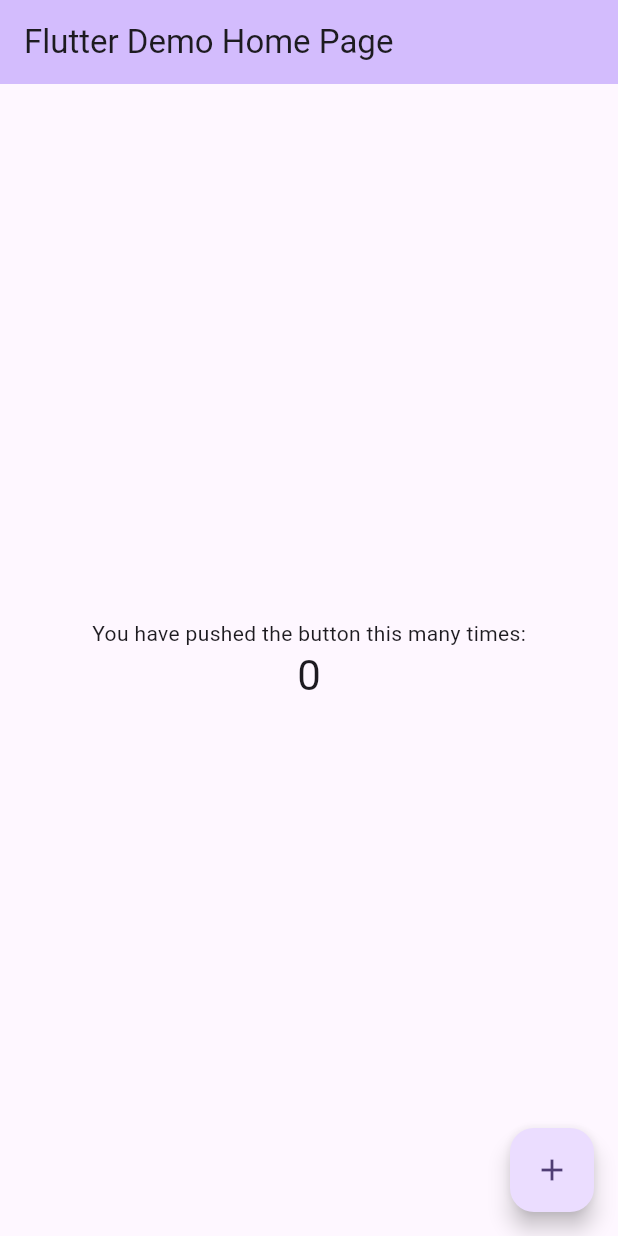
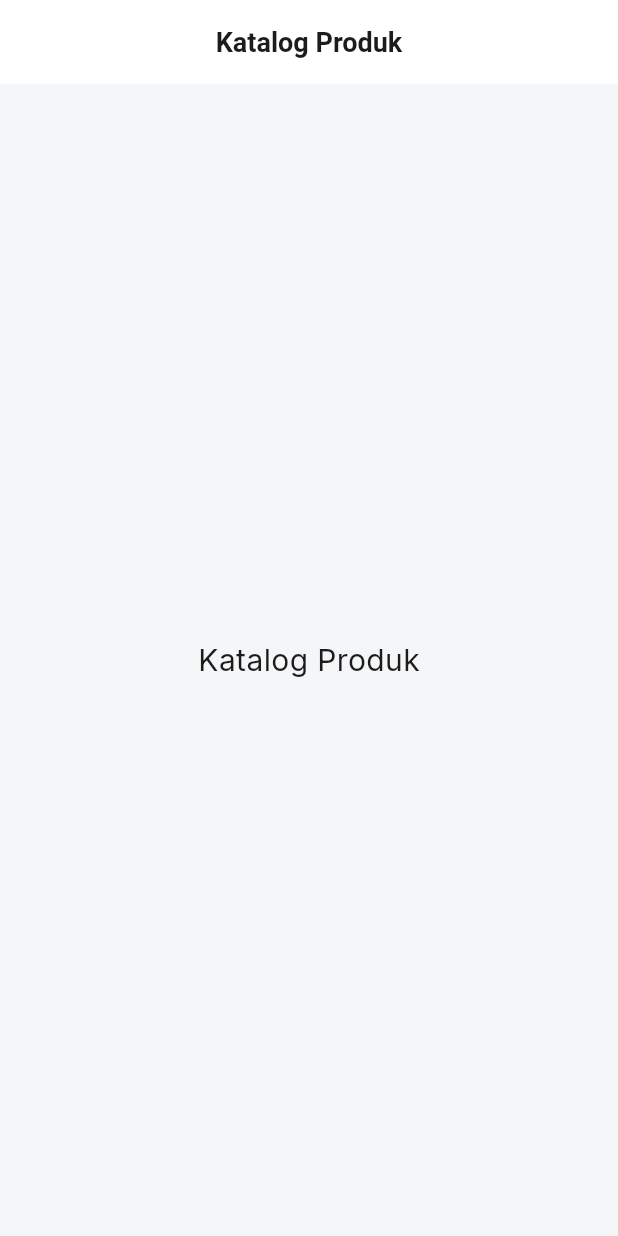
Before and after one commit to RozhakDev/VanqisFresh_Mobile, a Flutter app: the screen it shows after launch, on a phone screen of 412 x 824 dp. Run offline on Flutter 3.47's test engine with Material 3 defaults, Android fonts, the phone set to English and light mode, and no system bars; our stand-ins replace dio, flutter_dotenv, flutter_riverpod, go_router, google_fonts.

Commit message:
feat: implement core configuration and security

```diff
--- /dev/null
+++ b/lib/core/network/dio_client.dart
@@ -0,0 +1,46 @@
+import 'dart:io';
+import 'package:dio/dio.dart';
+import 'package:flutter_dotenv/flutter_dotenv.dart';
+import 'package:flutter_riverpod/flutter_riverpod.dart';
+
+final dioProvider = Provider<Dio>((ref) {
+  final baseUrl = dotenv.env['BASE_URL'] ?? '';
+
+  final dio = Dio(
+    BaseOptions(
+      baseUrl: baseUrl,
+      connectTimeout: const Duration(seconds: 30),
+      receiveTimeout: const Duration(seconds: 30),
+      headers: {
+        HttpHeaders.acceptHeader: 'application/json',
+        HttpHeaders.contentTypeHeader: 'application/json',
+      },
+    ),
+  );
+
+  dio.interceptors.add(
+    InterceptorsWrapper(
+      onRequest: (options, handler) {
+        return handler.next(options);
+      },
+      onResponse: (response, handler) {
+        return handler.next(response);
+      },
+      onError: (DioException e, handler) {
+        if (e.type == DioExceptionType.connectionTimeout ||
+            e.type == DioExceptionType.receiveTimeout) {
+
+        }
+        return handler.next(e);
+      },
+    ),
+  );
+
+  dio.interceptors.add(LogInterceptor(
+    requestBody: true,
+    responseBody: true,
+    logPrint: (obj) => print('🌐 API Log: $obj'),
+  ));
+
+  return dio;
+});
--- /dev/null
+++ b/lib/core/router/app_router.dart
@@ -0,0 +1,56 @@
+import 'package:flutter/material.dart';
+import 'package:flutter_riverpod/flutter_riverpod.dart';
+import 'package:go_router/go_router.dart';
+
+final appRouterProvider = Provider<GoRouter>((ref) {
+  return GoRouter(
+    initialLocation: '/',
+    debugLogDiagnostics: true,
+    routes: [
+      GoRoute(
+        path: '/',
+        name: 'home',
+        builder: (context, state) => const _PlaceholderScreen('Katalog Produk'),
+      ),
+      GoRoute(
+        path: '/product/:id',
+        name: 'product_detail',
+        builder: (context, state) {
+          final id = state.pathParameters['id'];
+          return _PlaceholderScreen('Detail Produk $id');
+        },
+      ),
+      GoRoute(
+        path: '/cart',
+        name: 'cart',
+        builder: (context, state) => const _PlaceholderScreen('Keranjang Belanja'),
+      ),
+      GoRoute(
+        path: '/checkout',
+        name: 'checkout',
+        builder: (context, state) => const _PlaceholderScreen('Checkout'),
+      ),
+      GoRoute(
+        path: '/upload-proof/:id',
+        name: 'upload_proof',
+        builder: (context, state) {
+          final id = state.pathParameters['id'];
+          return _PlaceholderScreen('Upload Bukti Order: $id');
+        },
+      ),
+    ],
+  );
+});
+
+class _PlaceholderScreen extends StatelessWidget {
+  final String title;
+  const _PlaceholderScreen(this.title);
+
+  @override
+  Widget build(BuildContext context) {
+    return Scaffold(
+      appBar: AppBar(title: Text(title)),
+      body: Center(child: Text(title, style: const TextStyle(fontSize: 20))),
+    );
+  }
+}
--- /dev/null
+++ b/lib/core/theme/app_theme.dart
@@ -0,0 +1,53 @@
+import 'package:flutter/material.dart';
+import 'package:google_fonts/google_fonts.dart';
+
+class AppColors {
+  static const Color primary = Color(0xFF00B14F);
+  static const Color primaryDark = Color(0xFF008C3E);
+  static const Color background = Color(0xFFF5F6F8);
+  static const Color surface = Colors.white;
+  static const Color textPrimary = Color(0xFF1C1C1C);
+  static const Color textSecondary = Color(0xFF757575);
+  static const Color error = Color(0xFFE53935);
+  static const Color border = Color(0xFFE0E0E0);
+}
+
+class AppTheme {
+  static ThemeData get lightTheme {
+    return ThemeData(
+      scaffoldBackgroundColor: AppColors.background,
+      primaryColor: AppColors.primary,
+      colorScheme: const ColorScheme.light(
+        primary: AppColors.primary,
+        error: AppColors.error,
+        surface: AppColors.surface,
+      ),
+      textTheme: GoogleFonts.interTextTheme().apply(
+        bodyColor: AppColors.textPrimary,
+        displayColor: AppColors.textPrimary,
+      ),
+      appBarTheme: const AppBarTheme(
+        backgroundColor: AppColors.surface,
+        elevation: 0,
+        centerTitle: true,
+        iconTheme: IconThemeData(color: AppColors.textPrimary),
+        titleTextStyle: TextStyle(
+          color: AppColors.textPrimary,
+          fontSize: 18,
+          fontWeight: FontWeight.w600,
+        ),
+      ),
+      elevatedButtonTheme: ElevatedButtonThemeData(
+        style: ElevatedButton.styleFrom(
+          backgroundColor: AppColors.primary,
+          foregroundColor: Colors.white,
+          elevation: 0,
+          shape: RoundedRectangleBorder(
+            borderRadius: BorderRadius.circular(8),
+          ),
+          textStyle: const TextStyle(fontWeight: FontWeight.w600),
+        ),
+      ),
+    );
+  }
+}
--- a/lib/main.dart
+++ b/lib/main.dart
@@ -1,122 +1,34 @@
 import 'package:flutter/material.dart';
+import 'package:flutter_riverpod/flutter_riverpod.dart';
+import 'package:flutter_dotenv/flutter_dotenv.dart';
 
-void main() {
-  runApp(const MyApp());
+import 'core/theme/app_theme.dart';
+import 'core/router/app_router.dart';
+
+void main() async {
+  WidgetsFlutterBinding.ensureInitialized();
+
+  await dotenv.load(fileName: ".env");
+
+  runApp(
+    const ProviderScope(
+      child: VanqisMartApp(),
+    ),
+  );
 }
 
-class MyApp extends StatelessWidget {
-  const MyApp({super.key});
+class VanqisMartApp extends ConsumerWidget {
+  const VanqisMartApp({super.key});
 
-  // This widget is the root of your application.
   @override
-  Widget build(BuildContext context) {
-    return MaterialApp(
-      title: 'Flutter Demo',
-      theme: ThemeData(
-        // This is the theme of your application.
-        //
-        // TRY THIS: Try running your application with "flutter run". You'll see
-        // the application has a purple toolbar. Then, without quitting the app,
-        // try changing the seedColor in the colorScheme below to Colors.green
-        // and then invoke "hot reload" (save your changes or press the "hot
-        // reload" button in a Flutter-supported IDE, or press "r" if you used
-        // the command line to start the app).
-        //
-        // Notice that the counter didn't reset back to zero; the application
-        // state is not lost during the reload. To reset the state, use hot
-        // restart instead.
-        //
-        // This works for code too, not just values: Most code changes can be
-        // tested with just a hot reload.
-        colorScheme: .fromSeed(seedColor: Colors.deepPurple),
-      ),
-      home: const MyHomePage(title: 'Flutter Demo Home Page'),
+  Widget build(BuildContext context, WidgetRef ref) {
+    final router = ref.watch(appRouterProvider);
+
+    return MaterialApp.router(
+      title: 'VanqisMart',
+      theme: AppTheme.lightTheme,
+      routerConfig: router,
+      debugShowCheckedModeBanner: false,
     );
   }
 }
-
-class MyHomePage extends StatefulWidget {
-  const MyHomePage({super.key, required this.title});
-
-  // This widget is the home page of your application. It is stateful, meaning
-  // that it has a State object (defined below) that contains fields that affect
-  // how it looks.
-
-  // This class is the configuration for the state. It holds the values (in this
-  // case the title) provided by the parent (in this case the App widget) and
-  // used by the build method of the State. Fields in a Widget subclass are
-  // always marked "final".
-
-  final String title;
-
-  @override
-  State<MyHomePage> createState() => _MyHomePageState();
-}
-
-class _MyHomePageState extends State<MyHomePage> {
-  int _counter = 0;
-
-  void _incrementCounter() {
-    setState(() {
-      // This call to setState tells the Flutter framework that something has
-      // changed in this State, which causes it to rerun the build method below
-      // so that the display can reflect the updated values. If we changed
-      // _counter without calling setState(), then the build method would not be
-      // called again, and so nothing would appear to happen.
-      _counter++;
-    });
-  }
-
-  @override
-  Widget build(BuildContext context) {
-    // This method is rerun every time setState is called, for instance as done
-    // by the _incrementCounter method above.
-    //
-    // The Flutter framework has been optimized to make rerunning build methods
-    // fast, so that you can just rebuild anything that needs updating rather
-    // than having to individually change instances of widgets.
-    return Scaffold(
-      appBar: AppBar(
-        // TRY THIS: Try changing the color here to a specific color (to
-        // Colors.amber, perhaps?) and trigger a hot reload to see the AppBar
-        // change color while the other colors stay the same.
-        backgroundColor: Theme.of(context).colorScheme.inversePrimary,
-        // Here we take the value from the MyHomePage object that was created by
-        // the App.build method, and use it to set our appbar title.
-        title: Text(widget.title),
-      ),
-      body: Center(
-        // Center is a layout widget. It takes a single child and positions it
-        // in the middle of the parent.
-        child: Column(
-          // Column is also a layout widget. It takes a list of children and
-          // arranges them vertically. By default, it sizes itself to fit its
-          // children horizontally, and tries to be as tall as its parent.
-          //
-          // Column has various properties to control how it sizes itself and
-          // how it positions its children. Here we use mainAxisAlignment to
-          // center the children vertically; the main axis here is the vertical
-          // axis because Columns are vertical (the cross axis would be
-          // horizontal).
-          //
-          // TRY THIS: Invoke "debug painting" (choose the "Toggle Debug Paint"
-          // action in the IDE, or press "p" in the console), to see the
-          // wireframe for each widget.
-          mainAxisAlignment: .center,
-          children: [
-            const Text('You have pushed the button this many times:'),
-            Text(
-              '$_counter',
-              style: Theme.of(context).textTheme.headlineMedium,
-            ),
-          ],
-        ),
-      ),
-      floatingActionButton: FloatingActionButton(
-        onPressed: _incrementCounter,
-        tooltip: 'Increment',
-        child: const Icon(Icons.add),
-      ),
-    );
-  }
-}
```
